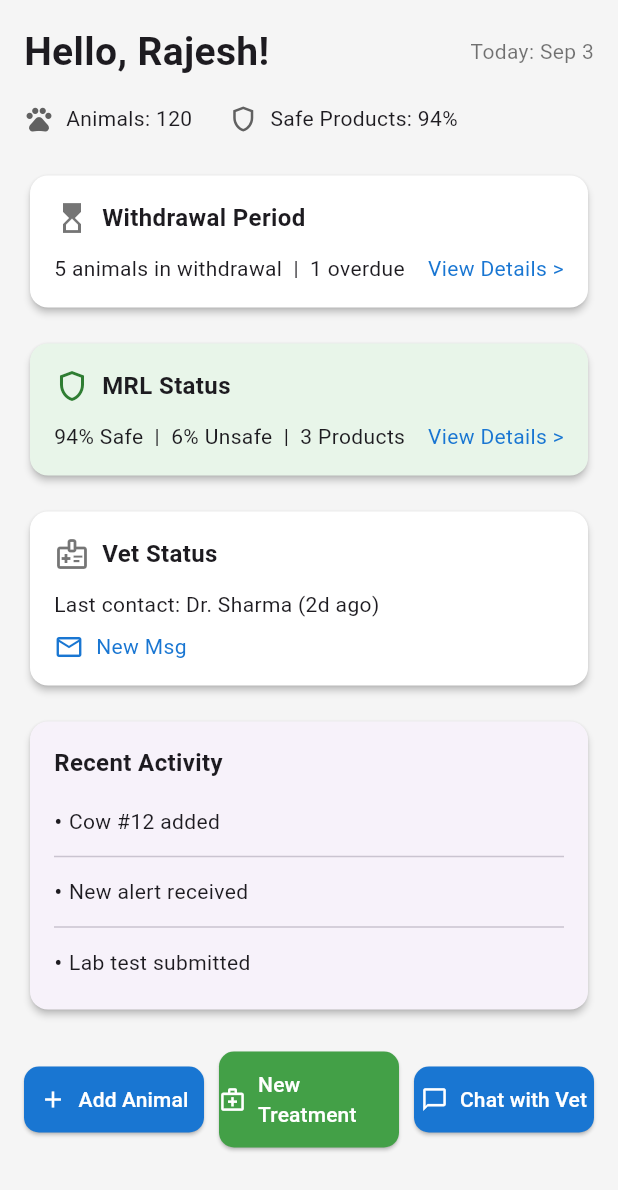
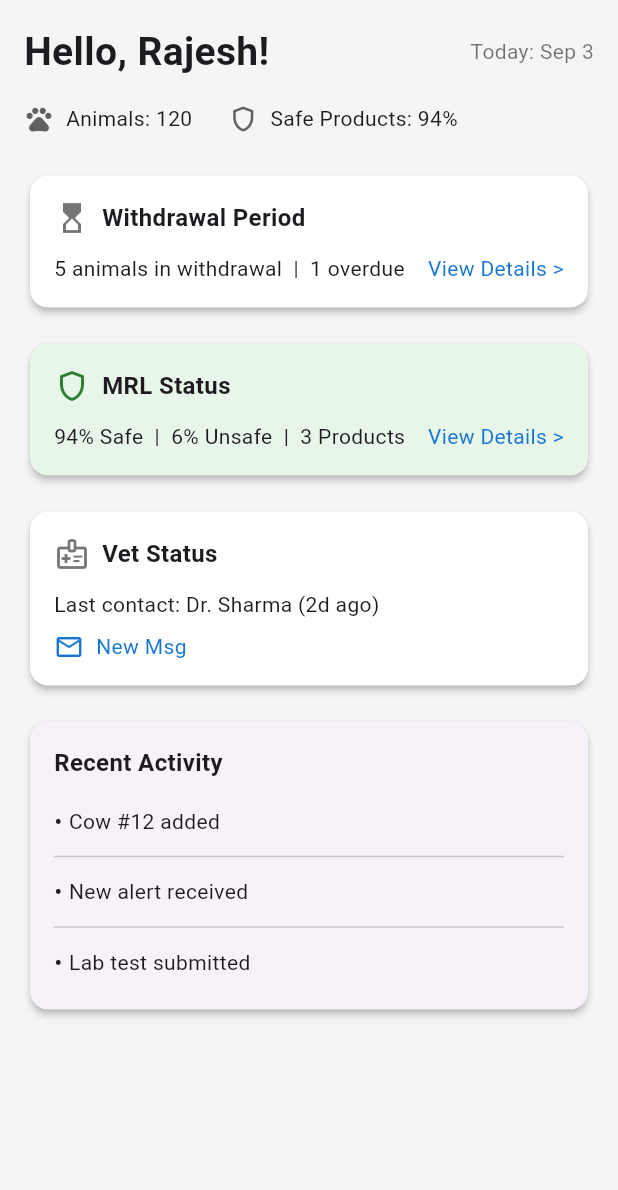
Before and after one commit to karthika-006/ABC, a Flutter app: the screen it shows after launch, on a phone screen of 412 x 824 dp. Shown: the top 1190 px of the screen. Run offline on Flutter 3.47's test engine with Material 3 defaults, Android fonts, the phone set to English and light mode, and no system bars.

Commit message:
dashboard 1st pass

```diff
--- a/abc/lib/main.dart
+++ b/abc/lib/main.dart
@@ -1,4 +1,3 @@
-// lib/main.dart
 import 'package:flutter/material.dart';
 import 'screens/dashboard_screen.dart'; // Import your new screen
 
--- a/abc/lib/screens/dashboard_screen.dart
+++ b/abc/lib/screens/dashboard_screen.dart
@@ -2,7 +2,7 @@
 import 'package:flutter/material.dart';
 import '../widgets/info_header.dart';
 import '../widgets/summary_card.dart';
-import '../widgets/action_buttons.dart';
+// Note: The 'action_buttons.dart' import is now removed.
 
 class DashboardScreen extends StatelessWidget {
   const DashboardScreen({super.key});
@@ -95,10 +95,7 @@ class DashboardScreen extends StatelessWidget {
                   ),
                 ),
               ),
-              const SizedBox(height: 24),
-
-              // Action Buttons at the bottom
-              const ActionButtons(),
+              // THE ACTION BUTTONS AND SIZED BOX ABOVE IT HAVE BEEN REMOVED
             ],
           ),
         ),
--- a/abc/lib/widgets/action_buttons.dart
+++ /dev/null
@@ -1,62 +0,0 @@
-// lib/widgets/action_buttons.dart
-import 'package:flutter/material.dart';
-
-class ActionButtons extends StatelessWidget {
-  const ActionButtons({super.key});
-
-  @override
-  Widget build(BuildContext context) {
-    return Row(
-      mainAxisAlignment: MainAxisAlignment.spaceBetween,
-      children: [
-        Expanded(
-          child: ElevatedButton.icon(
-            onPressed: () { /* TODO: Add Animal Logic */ },
-            icon: const Icon(Icons.add),
-            label: const Text('Add Animal'),
-            style: ElevatedButton.styleFrom(
-              foregroundColor: Colors.white,
-              backgroundColor: Colors.blue.shade700,
-              shape: RoundedRectangleBorder(
-                borderRadius: BorderRadius.circular(10),
-              ),
-              padding: const EdgeInsets.symmetric(vertical: 12),
-            ),
-          ),
-        ),
-        const SizedBox(width: 10),
-        Expanded(
-          child: ElevatedButton.icon(
-            onPressed: () { /* TODO: New Treatment Logic */ },
-            icon: const Icon(Icons.medical_services_outlined),
-            label: const Text('New Treatment'),
-            style: ElevatedButton.styleFrom(
-              foregroundColor: Colors.white,
-              backgroundColor: Colors.green.shade600,
-              shape: RoundedRectangleBorder(
-                borderRadius: BorderRadius.circular(10),
-              ),
-              padding: const EdgeInsets.symmetric(vertical: 12),
-            ),
-          ),
-        ),
-        const SizedBox(width: 10),
-        Expanded(
-          child: ElevatedButton.icon(
-            onPressed: () { /* TODO: Chat Logic */ },
-            icon: const Icon(Icons.chat_bubble_outline),
-            label: const Text('Chat with Vet'),
-            style: ElevatedButton.styleFrom(
-              foregroundColor: Colors.white,
-              backgroundColor: Colors.blue.shade700,
-              shape: RoundedRectangleBorder(
-                borderRadius: BorderRadius.circular(10),
-              ),
-              padding: const EdgeInsets.symmetric(vertical: 12),
-            ),
-          ),
-        ),
-      ],
-    );
-  }
-}
```
Also changed, not shown: abc/lib/widgets/recent_activity_section.dart (deleted).
